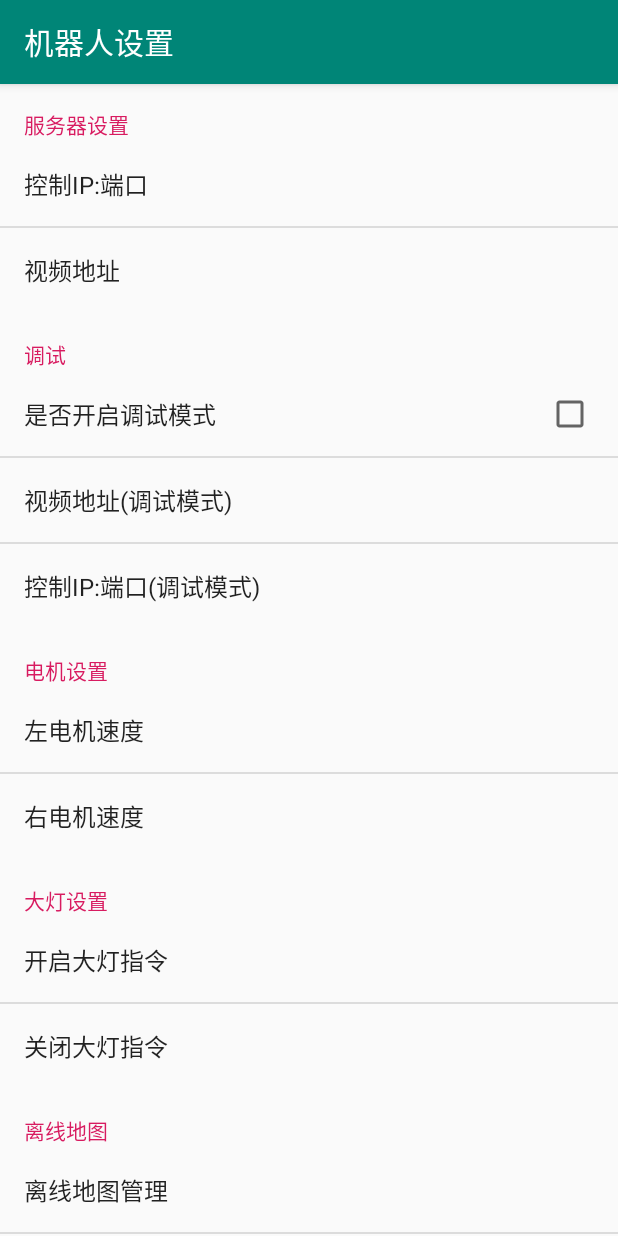
After one commit to Dexter1636/WifiRobot_App_Android, an Android app: the SettingsActivity screen opened directly, with no data from a screen before it, on a phone screen of 412 x 824 dp. The commit adds this screen. Run offline under Robolectric (Android 15) with nearby library versions, the phone set to English and light mode, and no system bars.

Commit message:
add settings

```diff
--- a/app/build.gradle
+++ b/app/build.gradle
@@ -31,6 +31,8 @@ dependencies {
     implementation fileTree(dir: 'libs', include: ['*.jar'])
     implementation "com.android.support:appcompat-v7:$rootProject.supportLibraryVersion"
     implementation "com.android.support:support-v4:$rootProject.supportLibraryVersion"
+    implementation 'com.android.support.constraint:constraint-layout:1.1.3'
+    implementation 'com.android.support:support-v4:28.0.0'
     testImplementation 'junit:junit:4.12'
     androidTestImplementation 'com.android.support.test:runner:1.0.2'
     androidTestImplementation 'com.android.support.test.espresso:espresso-core:3.0.2'
--- a/app/src/main/AndroidManifest.xml
+++ b/app/src/main/AndroidManifest.xml
@@ -9,6 +9,7 @@
         android:roundIcon="@mipmap/ic_launcher_round"
         android:supportsRtl="true"
         android:theme="@style/AppTheme">
+        <activity android:name=".ui.SettingsActivity"></activity>
         <activity
             android:name=".ui.MainActivity"
             android:configChanges="orientation|keyboardHidden|screenSize"
--- a/app/src/main/java/org/blackant/wifirobotappandroid/ui/MainActivity.java
+++ b/app/src/main/java/org/blackant/wifirobotappandroid/ui/MainActivity.java
@@ -1,5 +1,6 @@
 package org.blackant.wifirobotappandroid.ui;
 
+import android.content.Intent;
 import android.support.v7.app.AppCompatActivity;
 import android.os.Bundle;
 import android.os.Handler;
@@ -16,7 +17,8 @@ public class MainActivity extends AppCompatActivity {
     private Button btnSettings;
 
     private final View.OnClickListener jumpToSettingsListener = v -> {
-        // TODO: 19-3-21 jump to SettingsActivity
+        Intent intent = new Intent(MainActivity.this, SettingsActivity.class);
+                startActivity(intent);
     };
 
     @Override
--- /dev/null
+++ b/app/src/main/java/org/blackant/wifirobotappandroid/ui/SettingsActivity.java
@@ -0,0 +1,33 @@
+package org.blackant.wifirobotappandroid.ui;
+
+import android.preference.Preference;
+import android.preference.PreferenceFragment;
+import android.support.annotation.Nullable;
+import android.support.v7.app.AppCompatActivity;
+import android.os.Bundle;
+import android.view.View;
+import android.widget.Toast;
+
+import org.blackant.wifirobotappandroid.R;
+
+public class SettingsActivity extends AppCompatActivity {
+
+    @Override
+    protected void onCreate(Bundle savedInstanceState) {
+        super.onCreate(savedInstanceState);
+        setContentView(R.layout.activity_settings);
+        setTitle("机器人设置");
+        getFragmentManager().beginTransaction().replace(R.id.settings_content, new PrefsFragment()).commit();
+        }
+
+     public static class PrefsFragment extends PreferenceFragment {
+        @Override
+        public void onCreate(Bundle savedInstanceState) {
+            super.onCreate(savedInstanceState);
+            addPreferencesFromResource(R.xml.settings);
+        }
+
+
+
+    }
+}
--- a/app/src/main/res/layout/activity_fullscreen.xml
+++ b/app/src/main/res/layout/activity_fullscreen.xml
@@ -7,7 +7,7 @@
     android:layout_height="match_parent">
 
     <Button
-        android:id="@+id/dummy_button"
+        android:id="@+id/button"
         style="?metaButtonBarButtonStyle"
         android:layout_width="match_parent"
         android:layout_height="wrap_content"
@@ -15,4 +15,16 @@
         app:layout_constraintTop_toBottomOf="parent"
         android:text="@string/dummy_button" />
 
+    <Button
+        android:id="@+id/dummy_button"
+        android:layout_width="wrap_content"
+        android:layout_height="wrap_content"
+        android:layout_marginStart="234dp"
+        android:layout_marginTop="367dp"
+        android:layout_marginEnd="89dp"
+        android:text="Button"
+        app:layout_constraintEnd_toEndOf="parent"
+        app:layout_constraintStart_toStartOf="parent"
+        app:layout_constraintTop_toTopOf="parent" />
+
 </android.support.constraint.ConstraintLayout>
--- /dev/null
+++ b/app/src/main/res/layout/activity_settings.xml
@@ -0,0 +1,19 @@
+<?xml version="1.0" encoding="utf-8"?>
+<android.support.constraint.ConstraintLayout xmlns:android="http://schemas.android.com/apk/res/android"
+    xmlns:app="http://schemas.android.com/apk/res-auto"
+    xmlns:tools="http://schemas.android.com/tools"
+    android:layout_width="match_parent"
+    android:layout_height="match_parent"
+    tools:context=".ui.SettingsActivity">
+
+    <FrameLayout
+        android:id="@+id/settings_content"
+        android:layout_width="fill_parent"
+        android:layout_height="fill_parent"
+        app:layout_constraintEnd_toEndOf="parent"
+        app:layout_constraintStart_toStartOf="parent"
+        app:layout_constraintTop_toTopOf="parent">
+
+    </FrameLayout>
+
+</android.support.constraint.ConstraintLayout>
--- a/app/src/main/res/values/strings.xml
+++ b/app/src/main/res/values/strings.xml
@@ -3,4 +3,7 @@
 
     <string name="dummy_button">Dummy Button</string>
     <string name="dummy_content">DUMMY\nCONTENT</string>
+
+    <!-- TODO: Remove or change this placeholder text -->
+    <string name="hello_blank_fragment">Hello blank fragment</string>
 </resources>
--- /dev/null
+++ b/app/src/main/res/xml/settings.xml
@@ -0,0 +1,59 @@
+<?xml version="1.0" encoding="utf-8"?>
+<PreferenceScreen xmlns:android="http://schemas.android.com/apk/res/android">
+    <PreferenceCategory android:title="服务器设置">
+        <EditTextPreference
+            android:defaultValue="192.168.43.150:2001"
+            android:dialogTitle="控制IP：端口"
+            android:key="pref_key_router_url"
+            android:title="控制IP:端口" />
+        <EditTextPreference
+            android:defaultValue="rtmp://live.hkstv.hk.lxdns.com/live/hks"
+            android:title="视频地址"
+            android:key="pref_key_camera_url"/>
+    </PreferenceCategory>
+
+    <PreferenceCategory android:title="调试"
+        android:key="pref_key_test_settings">
+        <CheckBoxPreference android:title="是否开启调试模式"
+            android:key="pref_key_test_enabled"/>
+        <EditTextPreference android:title="视频地址(调试模式)"
+            android:key="pref_key_camera_url_test"/>
+        <EditTextPreference
+            android:defaultValue="192.168.2.1:2001"
+            android:key="pref_key_router_url_test"
+            android:title="控制IP:端口(调试模式)" />
+    </PreferenceCategory>
+
+    <PreferenceCategory android:title="电机设置"
+        android:key="pref_key_motor_settings">
+        <EditTextPreference
+            android:title="左电机速度"
+            android:defaultValue="50"
+            android:key="pref_key_left_motor_speed"/>
+        <EditTextPreference
+            android:title="右电机速度"
+            android:defaultValue="50"
+            android:key="pref_key_right_motor_speed" />
+    </PreferenceCategory>
+
+    <PreferenceCategory android:title="大灯设置"
+        android:key="pref_key_len_settings">
+        <EditTextPreference
+            android:defaultValue="FF040100FF"
+            android:dialogTitle="大灯开启指令"
+            android:key="pref_key_len_on"
+            android:title="开启大灯指令" />
+        <EditTextPreference
+            android:defaultValue="FF040000FF"
+            android:title="关闭大灯指令"
+            android:key="pref_key_len_off"/>
+    </PreferenceCategory>
+
+    <PreferenceCategory android:title="离线地图"
+        android:key="pref_key_map_settings">
+        <Preference android:title="离线地图管理"
+            android:key="Map"
+            android:summary=""/>
+    </PreferenceCategory>
+
+</PreferenceScreen>
```
